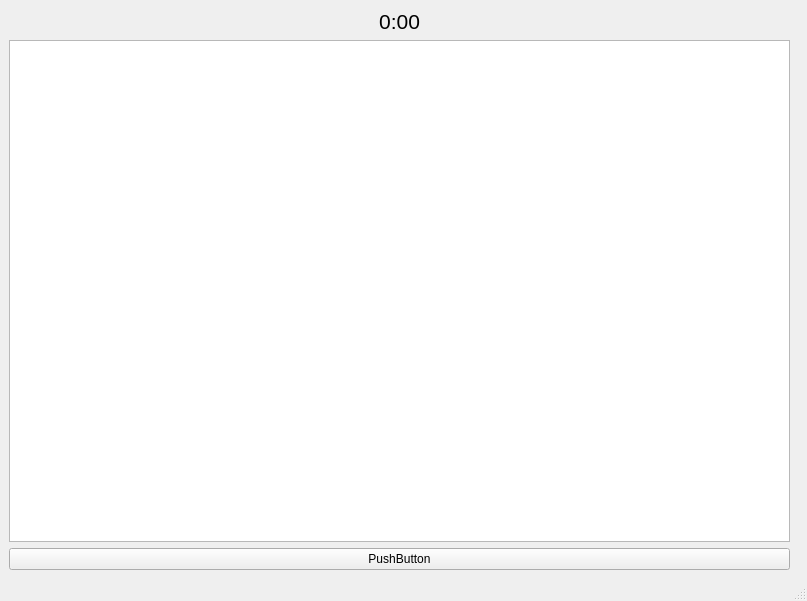
Qt form waterapp.ui (ChrisCee2/HydroPal) before a commit.
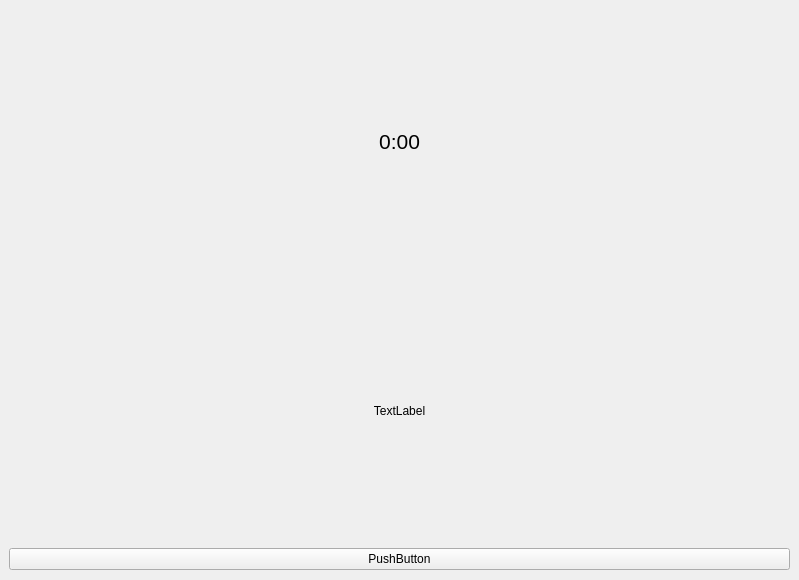
The same form after that commit.

Diff of the .ui file:
```diff
--- a/waterapp.ui
+++ b/waterapp.ui
@@ -6,8 +6,8 @@
    <rect>
     <x>0</x>
     <y>0</y>
-    <width>807</width>
-    <height>601</height>
+    <width>799</width>
+    <height>580</height>
    </rect>
   </property>
   <property name="windowTitle">
@@ -43,7 +43,14 @@
       </widget>
      </item>
      <item>
-      <widget class="QGraphicsView" name="waterBoy"/>
+      <widget class="QLabel" name="pal">
+       <property name="text">
+        <string>TextLabel</string>
+       </property>
+       <property name="alignment">
+        <set>Qt::AlignCenter</set>
+       </property>
+      </widget>
      </item>
      <item>
       <widget class="QPushButton" name="resetTimer">
@@ -55,7 +62,6 @@
     </layout>
    </widget>
   </widget>
-  <widget class="QStatusBar" name="statusbar"/>
  </widget>
  <resources/>
  <connections/>
```
